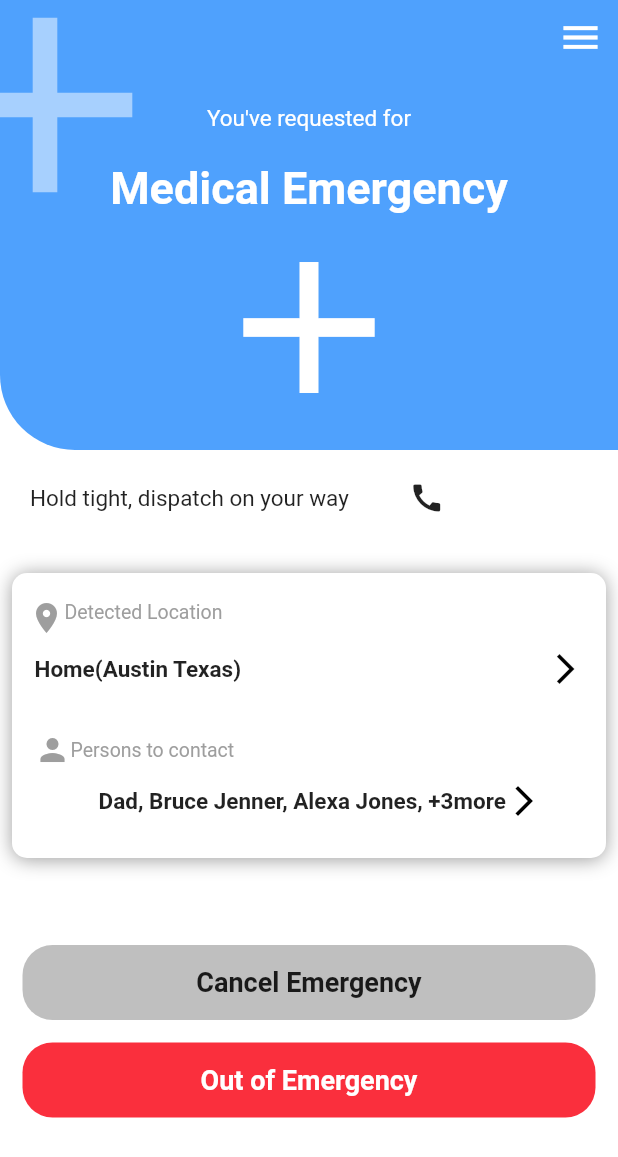
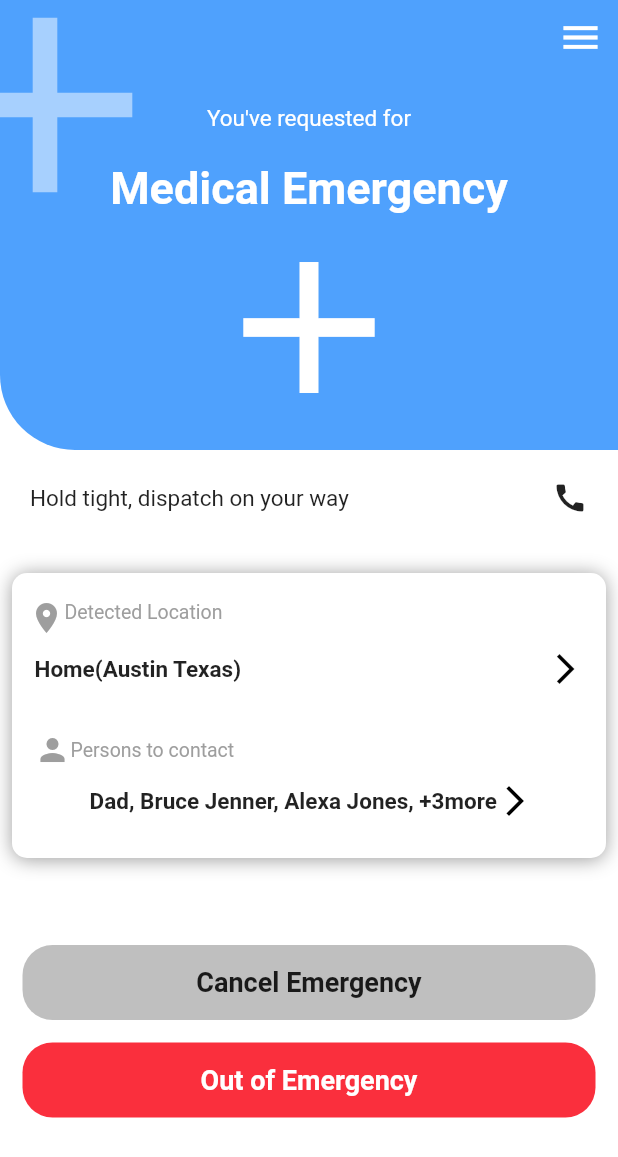
Before and after one commit to jeremyessien/flutter_ui_test, a Flutter app: the MedicalEmergency screen opened directly, on a phone screen of 412 x 824 dp. Shown: the top 1157 px of the screen. Run offline on Flutter 3.47's test engine with Material 2 defaults, Android fonts, the phone set to English and light mode, and no system bars.

Commit message:
Update second_screen.dart

```diff
--- a/lib/screens/second_screen.dart
+++ b/lib/screens/second_screen.dart
@@ -85,6 +85,7 @@ class MedicalEmergency extends StatelessWidget {
                   // ],
                 ),
                 child: Row(
+                  mainAxisAlignment: MainAxisAlignment.spaceBetween,
                   children: [
                     Container(
                       child: Text(
@@ -92,14 +93,8 @@ class MedicalEmergency extends StatelessWidget {
                         style: TextStyle(fontSize: 15.0),
                       ),
                     ),
-                    SizedBox(
-                      width: 40.0,
-                    ),
-                    Container(
-                      alignment: Alignment.centerRight,
-                      child: Icon(
-                        Icons.call,
-                      ),
+                    Icon(
+                      Icons.call,
                     ),
                   ],
                 ),
@@ -194,7 +189,7 @@ class MedicalEmergency extends StatelessWidget {
                           child: Row(
                             children: [
                               Padding(
-                                padding: const EdgeInsets.only(left: 15.0),
+                                padding: const EdgeInsets.only(left: 3.0),
                                 child: Row(
                                   children: [
                                     Text(
```
